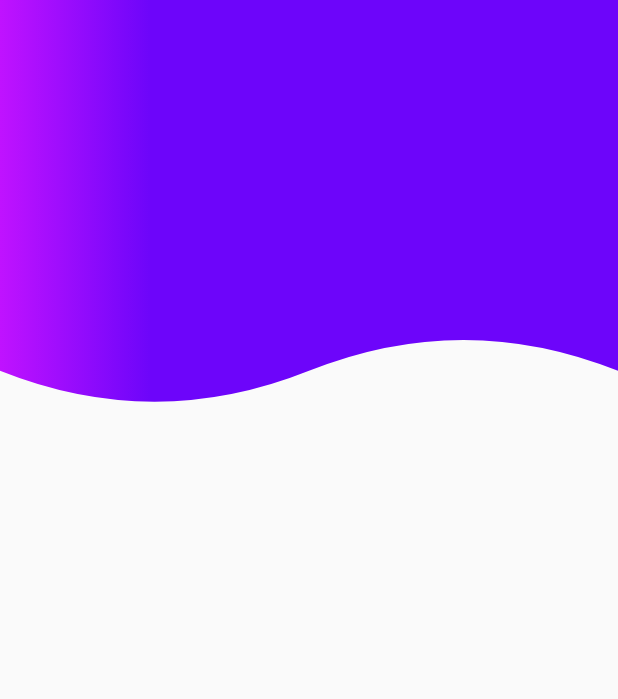
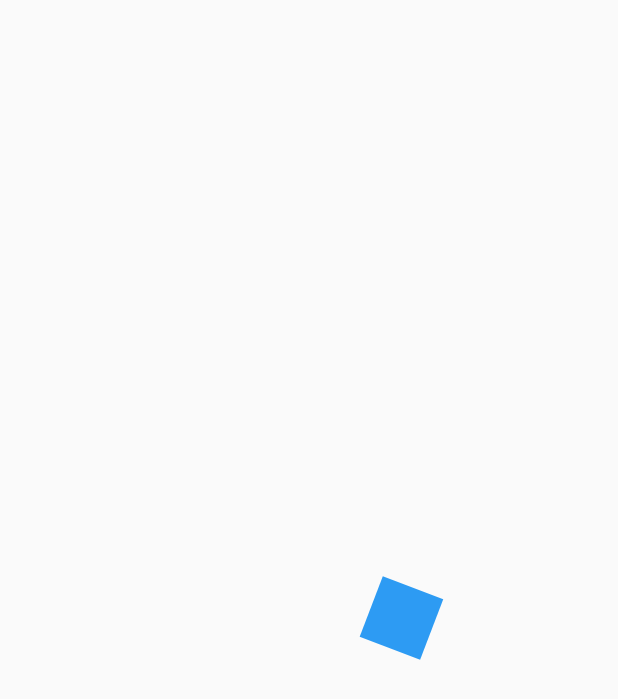
Before and after one commit to JCamiloo/flutter-animations, a Flutter app: the first screen one second after launch, on a phone screen of 412 x 824 dp. Shown: the top 699 px of the screen. Run offline on Flutter 3.47's test engine with Material 2 defaults, Android fonts, the phone set to English and light mode, and no system bars.

Commit message:
animations added

```diff
--- a/lib/main.dart
+++ b/lib/main.dart
@@ -1,5 +1,5 @@
 import 'package:flutter/material.dart';
-import 'package:headers/src/screens/headers_screen.dart';
+import 'package:headers/src/screens/animations_screen.dart';
 
 void main() => runApp(MyApp());
 
@@ -8,8 +8,8 @@ class MyApp extends StatelessWidget {
   Widget build(BuildContext context) {
     return MaterialApp(
       debugShowCheckedModeBanner: false,
-      title: 'Material App',
-      home: HeadersScreen()
+      title: 'Design App',
+      home: AnimationsScreen()
     );
   }
 }
--- /dev/null
+++ b/lib/src/screens/animations_screen.dart
@@ -0,0 +1,111 @@
+import 'package:flutter/material.dart';
+import 'dart:math' as Math;
+
+class AnimationsScreen extends StatelessWidget {
+
+  @override
+  Widget build(BuildContext context) {
+    return Container(
+      child: Scaffold(
+        body: Center(
+          child: AnimatedSquare(),
+        ),
+      ),
+    );
+  }
+}
+
+class AnimatedSquare extends StatefulWidget {
+
+  @override
+  _AnimatedSquareState createState() => _AnimatedSquareState();
+}
+
+class _AnimatedSquareState extends State<AnimatedSquare> with SingleTickerProviderStateMixin {
+
+  AnimationController animationCtler;
+  Animation<double> rotation;
+  Animation<double> opacity;
+  Animation<double> opacityOut;
+  Animation<double> moveToRight;
+  Animation<double> scalate;
+
+  @override
+  void initState() {
+    super.initState();
+    animationCtler = AnimationController(
+      vsync: this, duration: Duration(milliseconds: 4000)
+    );
+
+    rotation = Tween(begin: 0.0, end: 2 * Math.pi).animate(
+      CurvedAnimation(parent: animationCtler, curve: Curves.easeOut)
+    );
+
+    opacity = Tween(begin: 0.1, end: 1.0).animate(
+      CurvedAnimation(parent: animationCtler, curve: Interval(0, 0.25, curve: Curves.easeOut))
+    );
+
+    moveToRight = Tween(begin: 0.0, end: 200.0).animate(
+      CurvedAnimation(parent: animationCtler, curve: Curves.easeOut)
+    );
+
+    scalate = Tween(begin: 0.0, end: 2.0).animate(
+      CurvedAnimation(parent: animationCtler, curve: Curves.easeOut)
+    );
+
+    opacityOut = Tween(begin: 0.0, end: 1.0).animate(
+      CurvedAnimation(parent: animationCtler, curve: Interval(0.75, 1.0, curve: Curves.easeOut))
+    );
+
+    animationCtler.addListener(() {
+      if (animationCtler.status == AnimationStatus.completed) {
+        // animationCtler.reverse();
+        animationCtler.reset();
+      }
+    });
+  }
+
+  @override
+  void dispose() {
+    super.dispose();
+    animationCtler.dispose();
+  }
+
+  @override
+  Widget build(BuildContext context) {
+    animationCtler.forward();
+    return AnimatedBuilder(
+      animation: animationCtler,
+      child: _Rectangle(),
+      builder: (BuildContext context, Widget rectangle) {
+        return Transform.translate(
+          offset: Offset(moveToRight.value, 0),
+          child: Transform.rotate(
+            angle: rotation.value,
+            child: Opacity(
+              opacity: opacity.value - opacityOut.value,
+              child: Transform.scale(
+                scale: scalate.value,
+                child: rectangle,
+              ),
+            )
+          ),
+        );
+      },
+    );
+  }
+}
+
+class _Rectangle extends StatelessWidget {
+
+  @override
+  Widget build(BuildContext context) {
+    return Container(
+      width: 70,
+      height: 70,
+      decoration: BoxDecoration(
+        color: Colors.blue
+      ),
+    );
+  }
+}
```
